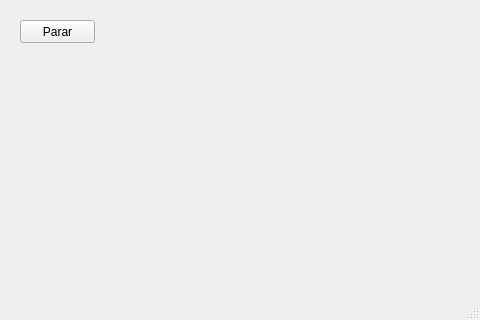
Before: the Qt Designer form Pasta de Exercícios Pamela/QtDesign/secundarios/ex03/ex03.ui in thenewgrau/Minhas-Tarefas-Senac, drawn with Qt 5; both pictures show x 320 to 800 and y 280 to 600 of the 800 by 600 pixel window.
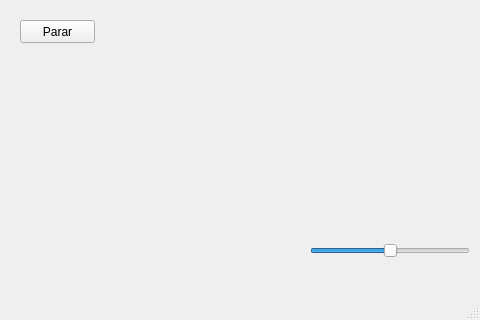
After: the same form once the commit is applied.

```diff
--- a/Pasta de Exercícios Pamela/QtDesign/secundarios/ex03/ex03.ui
+++ b/Pasta de Exercícios Pamela/QtDesign/secundarios/ex03/ex03.ui
@@ -99,6 +99,28 @@
      <string>Pausar</string>
     </property>
    </widget>
+   <widget class="QSlider" name="horizontalSlider">
+    <property name="geometry">
+     <rect>
+      <x>630</x>
+      <y>520</y>
+      <width>160</width>
+      <height>22</height>
+     </rect>
+    </property>
+    <property name="maximum">
+     <number>100</number>
+    </property>
+    <property name="sliderPosition">
+     <number>50</number>
+    </property>
+    <property name="tracking">
+     <bool>true</bool>
+    </property>
+    <property name="orientation">
+     <enum>Qt::Horizontal</enum>
+    </property>
+   </widget>
   </widget>
   <widget class="QMenuBar" name="menubar">
    <property name="geometry">
```
